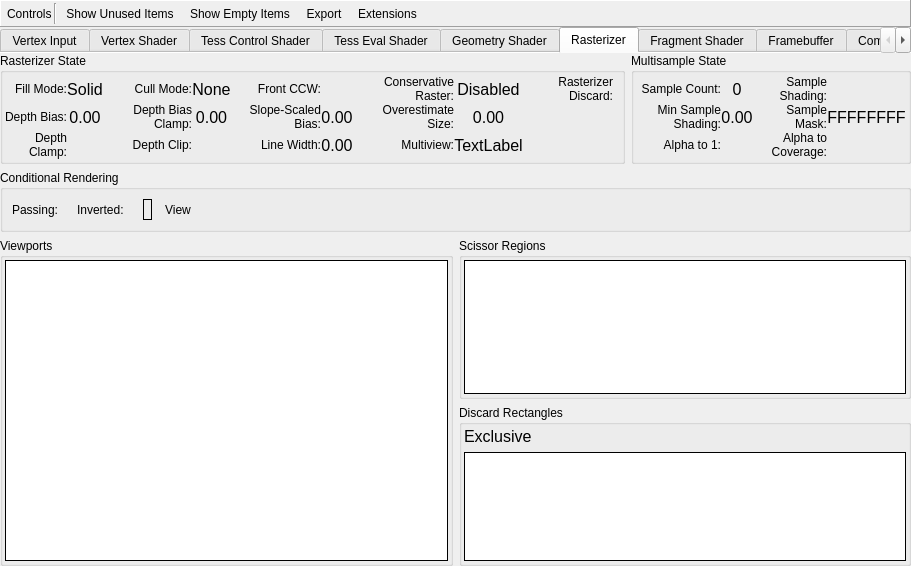
Qt form qrenderdoc/Windows/PipelineState/VulkanPipelineStateViewer.ui (baldurk/renderdoc) before a commit.
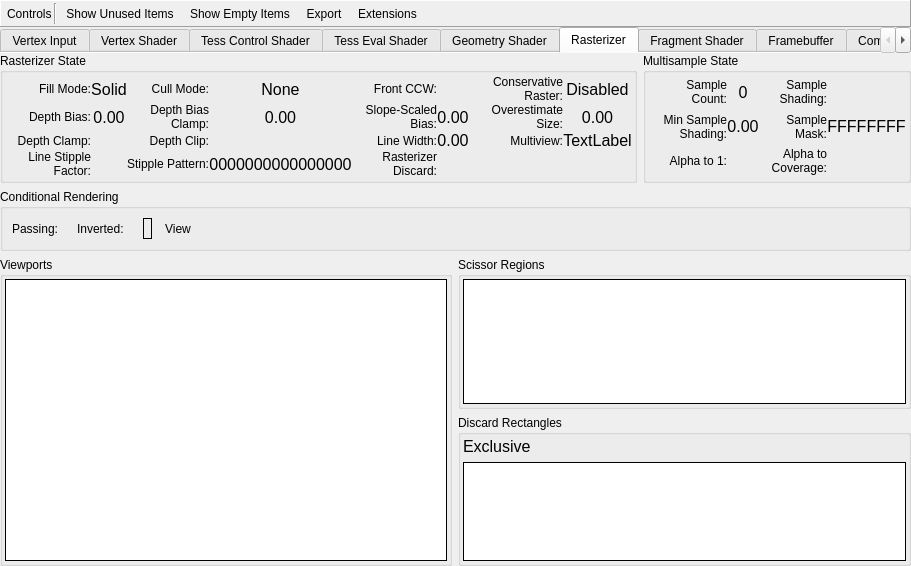
The same form after that commit. The open tabs and pages were chosen to show the change. Icons and pictures are not drawn. Custom widgets are drawn as their Qt base class.

Commit message: Add support for VK_EXT_line_rasterization

The edit to the form file:
```diff
--- a/qrenderdoc/Windows/PipelineState/VulkanPipelineStateViewer.ui
+++ b/qrenderdoc/Windows/PipelineState/VulkanPipelineStateViewer.ui
@@ -2147,7 +2147,7 @@
               </property>
              </spacer>
             </item>
-            <item row="3" column="3">
+            <item row="4" column="0">
              <spacer name="rastVSpacer">
               <property name="orientation">
                <enum>Qt::Vertical</enum>
@@ -2163,7 +2163,7 @@
               </property>
              </spacer>
             </item>
-            <item row="0" column="9">
+            <item row="3" column="5">
              <widget class="QLabel" name="rasterizerDiscard">
               <property name="text">
                <string/>
@@ -2179,7 +2179,7 @@
               </property>
              </widget>
             </item>
-            <item row="0" column="8">
+            <item row="3" column="4">
              <widget class="QLabel" name="rasterizerDiscardLabel">
               <property name="text">
                <string>Rasterizer Discard:</string>
@@ -2192,6 +2192,68 @@
               </property>
              </widget>
             </item>
+            <item row="3" column="0">
+             <widget class="QLabel" name="stippleFactorLabel">
+              <property name="text">
+               <string>Line Stipple Factor:</string>
+              </property>
+              <property name="alignment">
+               <set>Qt::AlignRight|Qt::AlignTrailing|Qt::AlignVCenter</set>
+              </property>
+              <property name="wordWrap">
+               <bool>true</bool>
+              </property>
+             </widget>
+            </item>
+            <item row="3" column="1">
+             <widget class="QLabel" name="stippleFactor">
+              <property name="font">
+               <font>
+                <pointsize>12</pointsize>
+               </font>
+              </property>
+              <property name="pixmap">
+               <pixmap resource="../../Resources/resources.qrc">:/cross.png</pixmap>
+              </property>
+              <property name="alignment">
+               <set>Qt::AlignCenter</set>
+              </property>
+              <property name="margin">
+               <number>4</number>
+              </property>
+             </widget>
+            </item>
+            <item row="3" column="2">
+             <widget class="QLabel" name="stipplePatternLabel">
+              <property name="text">
+               <string>Stipple Pattern:</string>
+              </property>
+              <property name="alignment">
+               <set>Qt::AlignRight|Qt::AlignTrailing|Qt::AlignVCenter</set>
+              </property>
+              <property name="wordWrap">
+               <bool>true</bool>
+              </property>
+             </widget>
+            </item>
+            <item row="3" column="3">
+             <widget class="QLabel" name="stipplePattern">
+              <property name="font">
+               <font>
+                <pointsize>12</pointsize>
+               </font>
+              </property>
+              <property name="text">
+               <string>0000000000000000</string>
+              </property>
+              <property name="alignment">
+               <set>Qt::AlignCenter</set>
+              </property>
+              <property name="margin">
+               <number>4</number>
+              </property>
+             </widget>
+            </item>
             <item row="2" column="2">
              <widget class="QLabel" name="label_4">
               <property name="text">
```
The commit also changes 30 other files.
